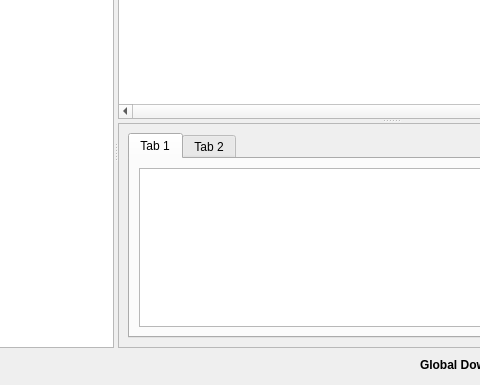
Old version of the form gui/MainWindow.ui in the repository a-atalla/BarqDM; both pictures show x 145 to 625 and y 104 to 489 of the 818 by 489 pixel window.
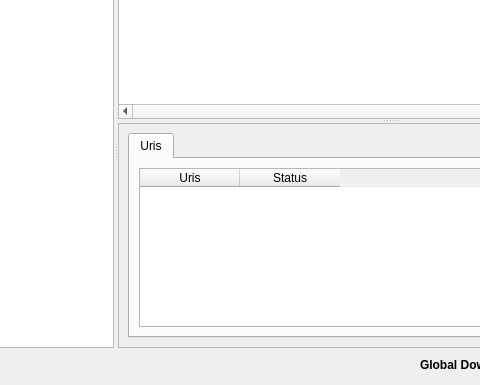
New version of the form. Icons and pictures are not drawn.

Diff of the .ui file:
```diff
--- a/gui/MainWindow.ui
+++ b/gui/MainWindow.ui
@@ -169,19 +169,34 @@
            </property>
            <widget class="QWidget" name="tab">
             <attribute name="title">
-             <string>Tab 1</string>
+             <string>Uris</string>
             </attribute>
             <layout class="QVBoxLayout" name="verticalLayout_2">
              <item>
-              <widget class="QTableWidget" name="tableWidget"/>
+              <widget class="QTableWidget" name="tblUris">
+               <property name="alternatingRowColors">
+                <bool>true</bool>
+               </property>
+               <property name="selectionBehavior">
+                <enum>QAbstractItemView::SelectRows</enum>
+               </property>
+               <property name="gridStyle">
+                <enum>Qt::DotLine</enum>
+               </property>
+               <column>
+                <property name="text">
+                 <string>Uris</string>
+                </property>
+               </column>
+               <column>
+                <property name="text">
+                 <string>Status</string>
+                </property>
+               </column>
+              </widget>
              </item>
             </layout>
            </widget>
-           <widget class="QWidget" name="tab_2">
-            <attribute name="title">
-             <string>Tab 2</string>
-            </attribute>
-           </widget>
           </widget>
          </item>
         </layout>
```
Left out of the diff: 7 changed lines with no effect on the pictures.
